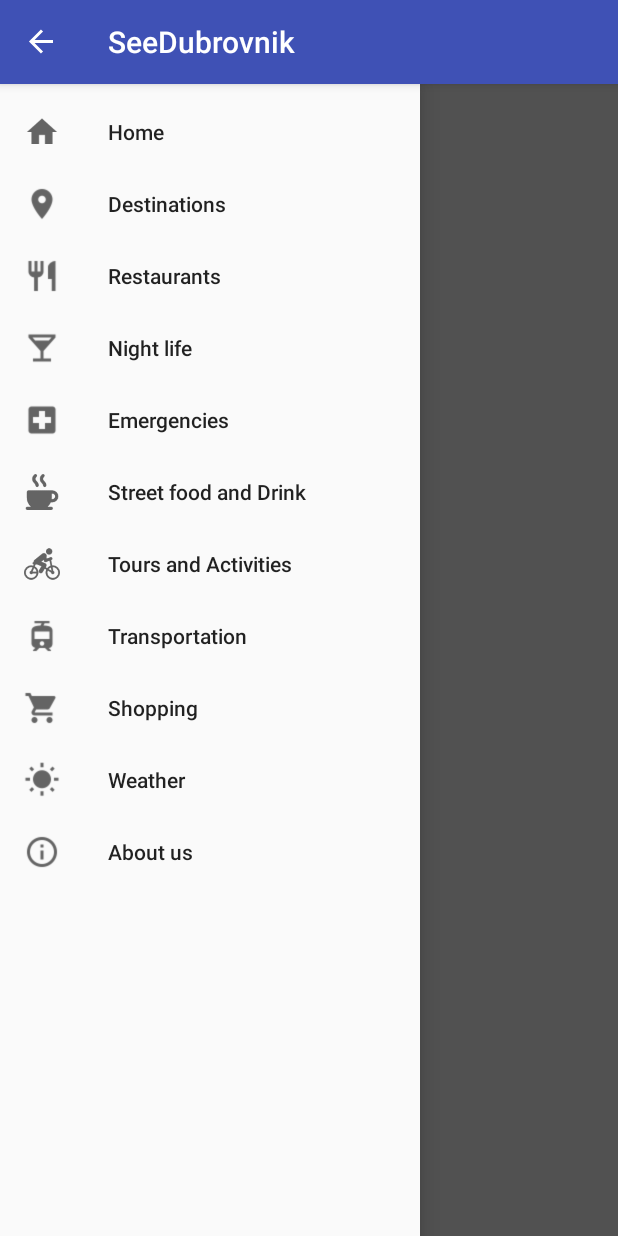
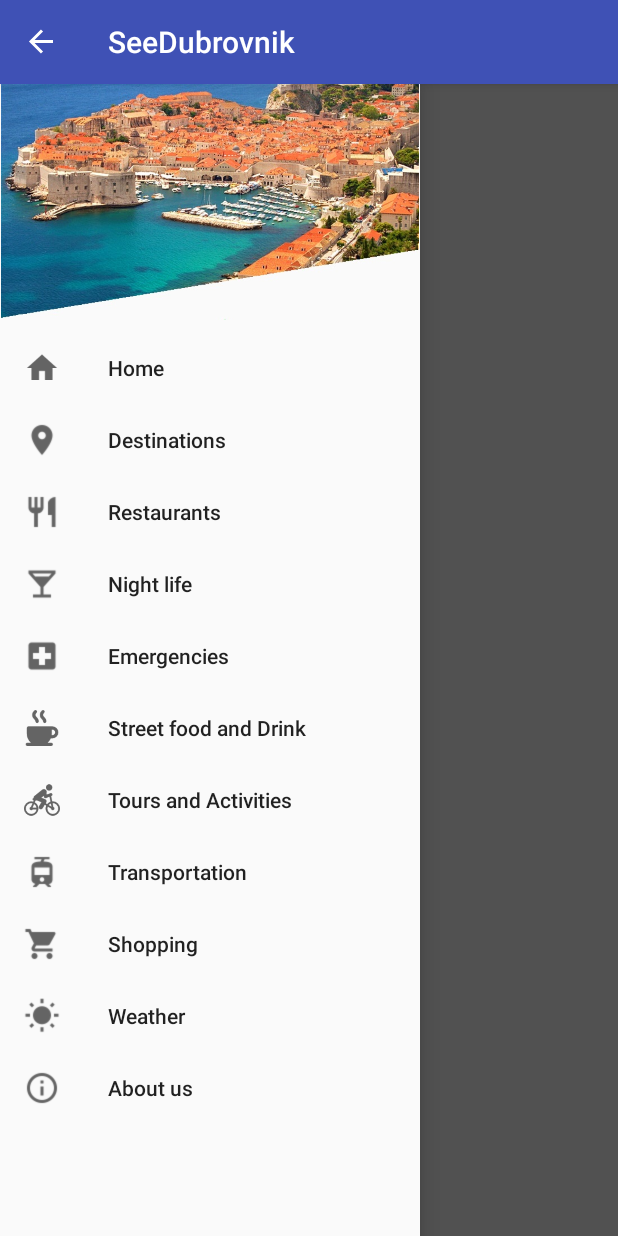
Before and after one commit to progonitelj/SeeDubrovnikTest2, an Android app: the MidActivity screen opened directly, with no data from a screen before it, with the side drawer open, on a phone screen of 412 x 824 dp. Run offline under Robolectric (Android 15) with nearby library versions, the phone set to English and light mode, and no system bars; 1 statement that could not run was skipped.

Commit message:
****menu content

```diff
--- a/app/src/main/res/layout/activity_bottom_.xml
+++ b/app/src/main/res/layout/activity_bottom_.xml
@@ -105,7 +105,9 @@
         android:layout_width="wrap_content"
         android:layout_height="match_parent"
         app:menu="@menu/navigation_menu"
+        app:headerLayout="@layout/header_layout"
         android:layout_gravity="start">
+
 
     </android.support.design.widget.NavigationView>
     <!--//add this to every layout containing navigation -->
--- a/app/src/main/res/layout/activity_mid.xml
+++ b/app/src/main/res/layout/activity_mid.xml
@@ -29,6 +29,7 @@
         android:layout_width="wrap_content"
         android:layout_height="match_parent"
         app:menu="@menu/navigation_menu"
+        app:headerLayout="@layout/header_layout"
         android:layout_gravity="start">
 
     </android.support.design.widget.NavigationView>
```
